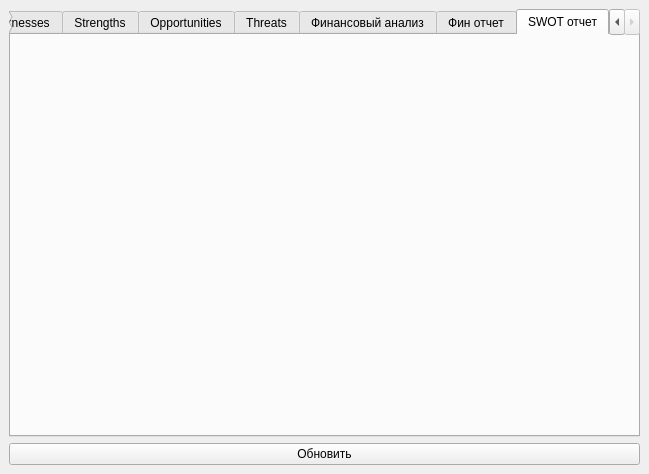
dariaAlium/SWOT, file interface/mainmenu.ui: the form before one commit.
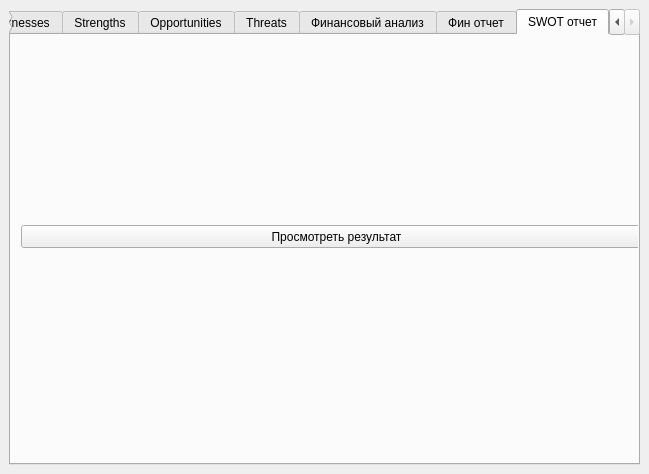
The form after the commit.

Commit message: кнопка

Patch:
```diff
--- a/interface/mainmenu.ui
+++ b/interface/mainmenu.ui
@@ -1159,16 +1159,22 @@
        <attribute name="title">
         <string>SWOT отчет</string>
        </attribute>
+       <widget class="QPushButton" name="pushButton_14">
+        <property name="geometry">
+         <rect>
+          <x>10</x>
+          <y>190</y>
+          <width>631</width>
+          <height>23</height>
+         </rect>
+        </property>
+        <property name="text">
+         <string>Просмотреть результат</string>
+        </property>
+       </widget>
       </widget>
      </widget>
     </item>
-    <item row="1" column="1">
-     <widget class="QPushButton" name="pushButton_14">
-      <property name="text">
-       <string>Обновить</string>
-      </property>
-     </widget>
-    </item>
    </layout>
   </widget>
  </widget>
```
